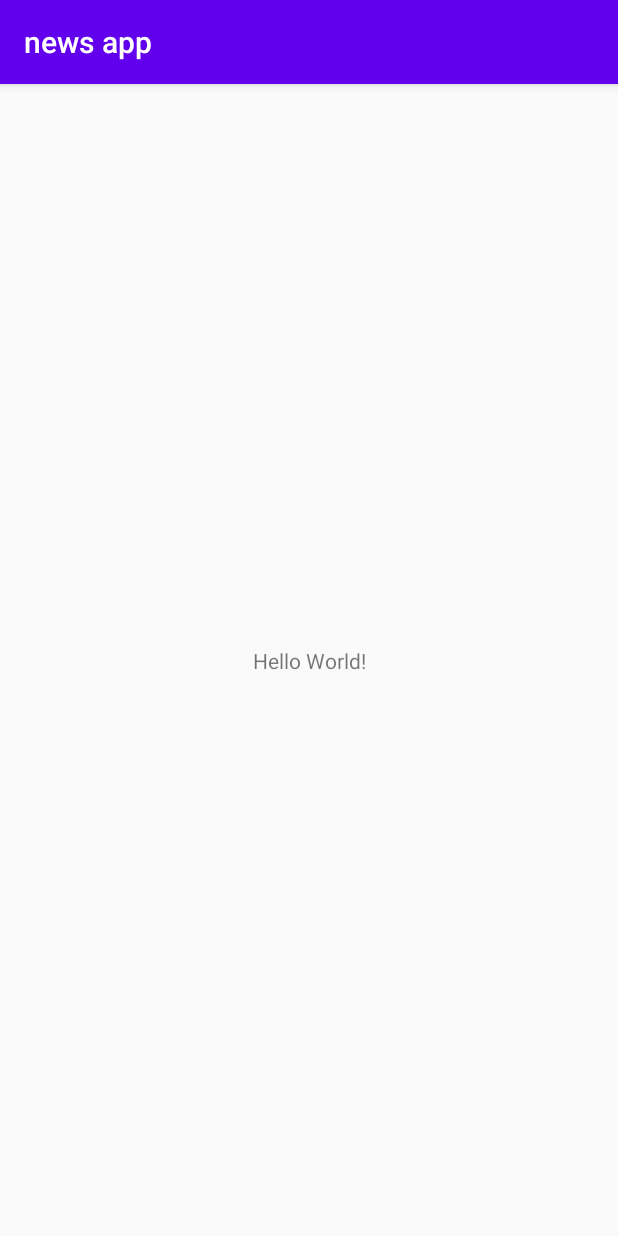
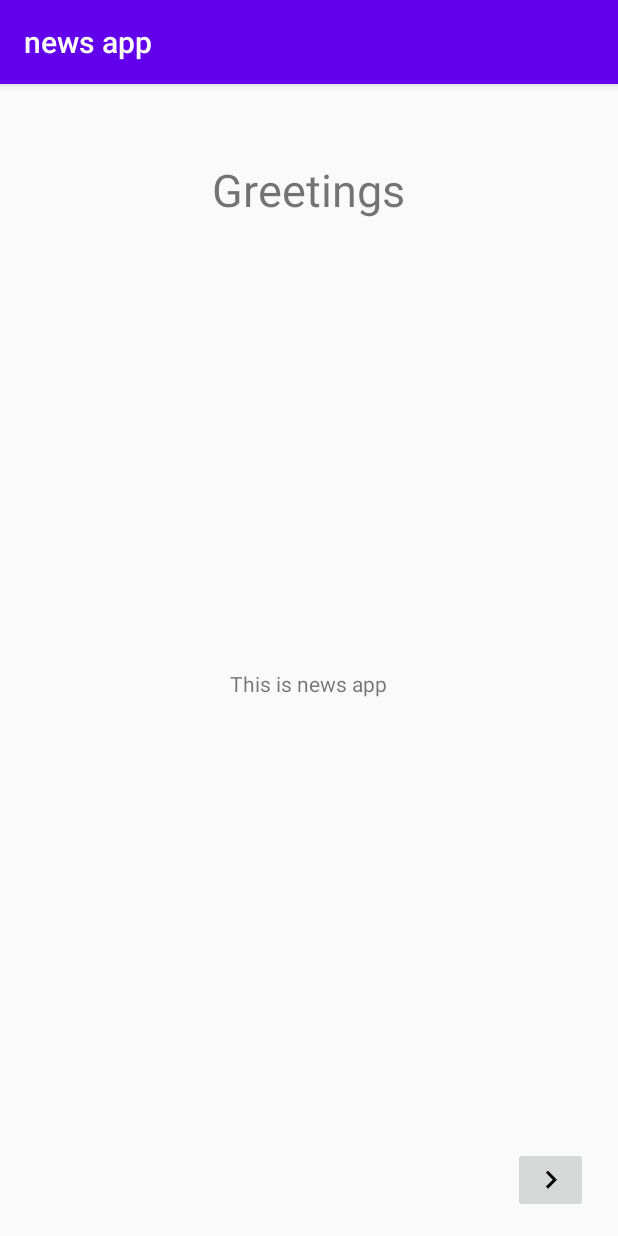
Before and after one commit to mironoff2007/news-app, an Android app: the screen it shows after launch (MainActivity), on a phone screen of 412 x 824 dp. Run offline under Robolectric (Android 15) with nearby library versions, the phone set to English and light mode, and no system bars.

Commit message:
Greetings and Guide fragments are added

```diff
--- a/app/src/main/java/com/mironov/newsapp/ui/MainActivity.kt
+++ b/app/src/main/java/com/mironov/newsapp/ui/MainActivity.kt
@@ -5,6 +5,8 @@ import android.os.Bundle
 import android.os.Handler
 import com.mironov.newsapp.R
 import com.mironov.newsapp.appComponent
+import com.mironov.newsapp.ui.screens.GreetingFragment
+import com.mironov.newsapp.ui.screens.GreetingFragment.Companion.TAG_GREETING_FRAGMENT
 import com.mironov.newsapp.ui.screens.NewsListFragment
 import com.mironov.newsapp.ui.screens.NewsListFragment.Companion.TAG_NEWS_LIST_FRAGMENT
 import com.mironov.newsapp.ui.screens.SplashFragment
@@ -31,7 +33,7 @@ class MainActivity : AppCompatActivity() {
                 supportFragmentManager.beginTransaction()
                     .replace(
                         R.id.fragment_container,
-                        NewsListFragment(),TAG_NEWS_LIST_FRAGMENT)
+                       GreetingFragment(),TAG_GREETING_FRAGMENT)
                     .commit()
             }, 2000)
         }
--- /dev/null
+++ b/app/src/main/java/com/mironov/newsapp/ui/screens/GreetingFragment.kt
@@ -0,0 +1,48 @@
+package com.mironov.newsapp.ui.screens
+
+import android.content.Context
+import android.os.Bundle
+import android.view.LayoutInflater
+import android.view.View
+import android.view.ViewGroup
+import android.widget.ImageButton
+import android.widget.TextView
+import com.mironov.newsapp.R
+import com.mironov.newsapp.databinding.FragmentInfoBinding
+import com.mironov.newsapp.ui.screens.GuideFragment.Companion.TAG_GUIDE_FRAGMENT
+import kotlinx.android.synthetic.main.fragment_info.view.*
+
+class GreetingFragment : BaseFragment<FragmentInfoBinding>() {
+
+    companion object{
+        const val TAG_GREETING_FRAGMENT="TAG_GREETING_FRAGMENT"
+    }
+
+    override fun initBinding(
+        inflater: LayoutInflater,
+        container: ViewGroup?
+    ): FragmentInfoBinding=
+        FragmentInfoBinding.inflate(inflater, container, false)
+
+    override fun onViewCreated(view: View, savedInstanceState: Bundle?) {
+        super.onViewCreated(view, savedInstanceState)
+        (binding.buttonBack as ImageButton).visibility=View.GONE
+        (binding.buttonForward as ImageButton).setOnClickListener {
+            parentFragmentManager.beginTransaction()
+                .replace(
+                    R.id.fragment_container,
+                    GuideFragment(),TAG_GUIDE_FRAGMENT)
+                .addToBackStack(null)
+                .commit()
+        }
+        (binding.header as TextView).text=requireContext().getString(R.string.greetings_text)
+        (binding.infoText as TextView).text=requireContext().getString(R.string.greetings_info)
+
+    }
+
+    override fun onAttach(context: Context) {
+        super.onAttach(context)
+        //requireContext().appComponent.inject(this)
+    }
+
+}
--- a/app/src/main/java/com/mironov/newsapp/ui/screens/SplashFragment.kt
+++ b/app/src/main/java/com/mironov/newsapp/ui/screens/SplashFragment.kt
@@ -1,19 +1,13 @@
 package com.mironov.newsapp.ui.screens
 
 import android.content.Context
-import android.content.Intent
 import android.os.Bundle
-import android.os.Handler
 import android.view.LayoutInflater
 import android.view.View
 import android.view.ViewGroup
 import android.view.animation.AnimationUtils
-import android.widget.ImageView
 import com.mironov.newsapp.R
-import com.mironov.newsapp.databinding.FragmentNewsListBinding
 import com.mironov.newsapp.databinding.FragmentSplashScreenBinding
-import com.mironov.newsapp.ui.MainActivity
-import kotlinx.android.synthetic.main.fragment_splash_screen.view.*
 
 class SplashFragment : BaseFragment<FragmentSplashScreenBinding>() {
 
--- /dev/null
+++ b/app/src/main/res/drawable/ic_arrow_left_black.xml
@@ -0,0 +1,9 @@
+<vector xmlns:android="http://schemas.android.com/apk/res/android"
+        android:width="24dp"
+        android:height="24dp"
+        android:viewportWidth="24.0"
+        android:viewportHeight="24.0">
+    <path
+        android:fillColor="#FF000000"
+        android:pathData="M15.41,16.09l-4.58,-4.59 4.58,-4.59L14,5.5l-6,6 6,6z"/>
+</vector>
--- /dev/null
+++ b/app/src/main/res/drawable/ic_arrow_right_black.xml
@@ -0,0 +1,9 @@
+<vector xmlns:android="http://schemas.android.com/apk/res/android"
+        android:width="24dp"
+        android:height="24dp"
+        android:viewportWidth="24.0"
+        android:viewportHeight="24.0">
+    <path
+        android:fillColor="#FF000000"
+        android:pathData="M8.59,16.34l4.58,-4.59 -4.58,-4.59L10,5.75l6,6 -6,6z"/>
+</vector>
--- a/app/src/main/res/layout/fragment_info.xml
+++ b/app/src/main/res/layout/fragment_info.xml
@@ -24,5 +24,33 @@
         android:textAlignment="center"
         android:text="some info"/>
 
+    <LinearLayout
+        android:layout_marginBottom="15dp"
+        android:layout_width="match_parent"
+        android:layout_height="wrap_content"
+        android:orientation="horizontal"
+        android:layout_gravity="center">
 
+        <ImageButton
+            android:layout_marginLeft="@dimen/info_buttons_margin"
+            android:id="@+id/buttonBack"
+            android:src="@drawable/ic_arrow_left_black"
+            android:layout_width="50dp"
+            android:layout_height="wrap_content"
+            />
+
+        <Space
+            android:layout_width="wrap_content"
+            android:layout_height="wrap_content"
+            android:layout_weight="1"/>
+
+        <ImageButton
+            android:layout_marginRight="@dimen/info_buttons_margin"
+            android:id="@+id/buttonForward"
+            android:src="@drawable/ic_arrow_right_black"
+            android:layout_width="50dp"
+            android:layout_height="wrap_content"
+            />
+
+    </LinearLayout>
 </LinearLayout>
--- /dev/null
+++ b/app/src/main/res/values/dimens.xml
@@ -0,0 +1,4 @@
+<?xml version="1.0" encoding="utf-8"?>
+<resources>
+    <dimen name="info_buttons_margin">20dp</dimen>
+</resources>
--- a/app/src/main/res/values/strings.xml
+++ b/app/src/main/res/values/strings.xml
@@ -1,3 +1,7 @@
 <resources>
     <string name="app_name">news app</string>
+    <string name="guide_text">Use this app to search news</string>
+    <string name="guide_header">Guide</string>
+    <string name="greetings_text">Greetings</string>
+    <string name="greetings_info">This is news app</string>
 </resources>
```
Also changed, not shown: app/src/main/java/com/mironov/newsapp/ui/screens/GuideFragment.kt (added, +55 -0 lines).
